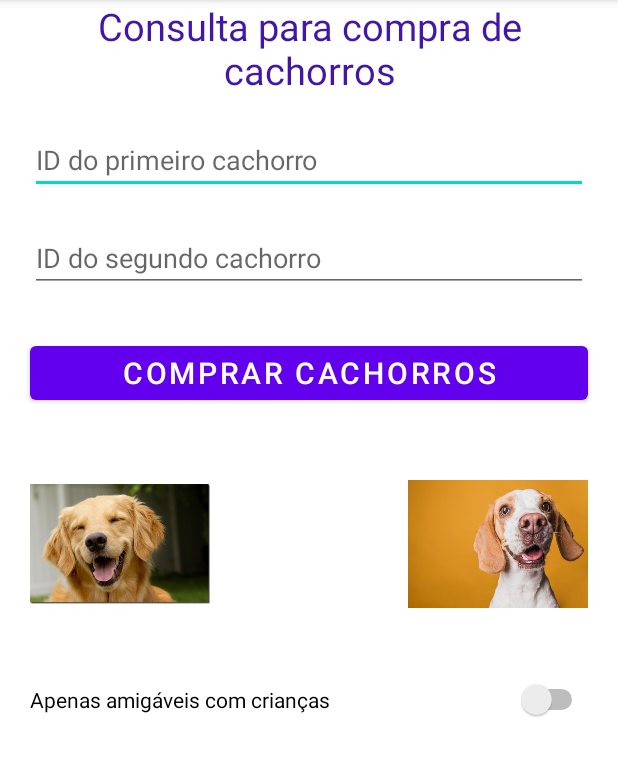
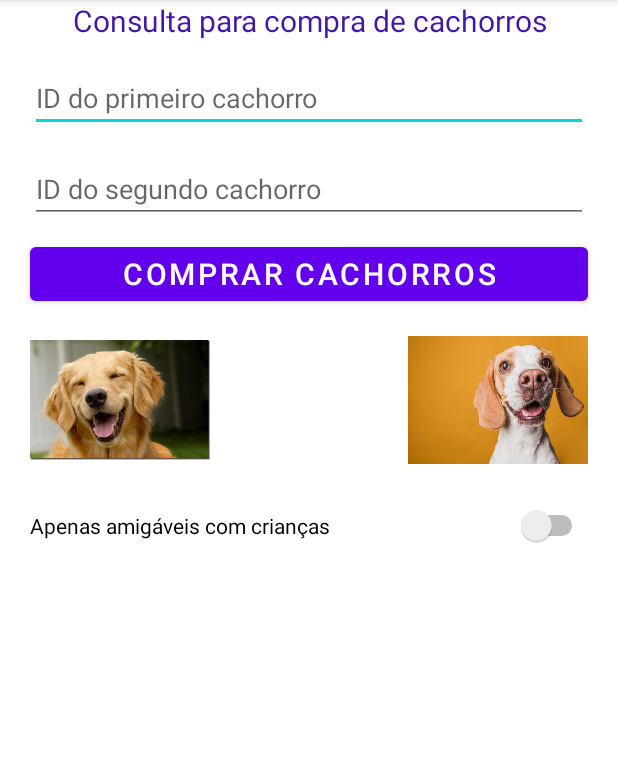
Before and after one commit to daniel-fajan/daniel-fajan-01192087-4s-c2, an Android app: the screen it shows after launch (MainActivity), on a phone screen of 412 x 824 dp, the part 84-860 px from its top. Run offline under Robolectric (Android 15) with nearby library versions, the phone set to English and light mode, and no system bars.

Commit message:
Commit final

```diff
--- a/continuada/app/src/main/res/layout/activity_main.xml
+++ b/continuada/app/src/main/res/layout/activity_main.xml
@@ -12,7 +12,7 @@
         android:layout_marginLeft="20dp"
         android:layout_marginRight="20dp"
 
-        android:textSize="25sp"
+        android:textSize="20sp"
         android:textColor="#4216A6"
         android:text="@string/titulo"
         android:textAlignment="center"
@@ -25,7 +25,7 @@
         android:layout_height="wrap_content"
         android:layout_marginLeft="20dp"
         android:layout_marginRight="20dp"
-        android:layout_marginTop="20dp"
+        android:layout_marginTop="15dp"
         app:layout_constraintTop_toBottomOf="@+id/tv_titulo"
 
         android:hint="@string/id_cachorro_1"
@@ -39,7 +39,7 @@
         android:layout_height="wrap_content"
         android:layout_marginLeft="20dp"
         android:layout_marginRight="20dp"
-        android:layout_marginTop="20dp"
+        android:layout_marginTop="15dp"
         app:layout_constraintTop_toBottomOf="@+id/et_idCachorro1"
 
         android:hint="@string/id_cachorro_2"
@@ -53,7 +53,7 @@
         android:layout_height="wrap_content"
         android:layout_marginLeft="20dp"
         android:layout_marginRight="20dp"
-        android:layout_marginTop="30dp"
+        android:layout_marginTop="10dp"
         app:layout_constraintTop_toBottomOf="@+id/et_idCachorro2"
 
         android:text="@string/botao_comprar"
@@ -67,7 +67,6 @@
         android:layout_width="120dp"
         android:layout_height="120dp"
         android:layout_marginLeft="20dp"
-        android:layout_marginTop="30dp"
         app:layout_constraintTop_toBottomOf="@+id/bt_comprar"
         app:layout_constraintLeft_toLeftOf="parent"
 
@@ -79,7 +78,6 @@
         android:layout_width="120dp"
         android:layout_height="120dp"
         android:layout_marginRight="20dp"
-        android:layout_marginTop="30dp"
         app:layout_constraintTop_toBottomOf="@+id/bt_comprar"
         app:layout_constraintRight_toRightOf="parent"
 
@@ -93,7 +91,7 @@
         app:layout_constraintTop_toBottomOf="@+id/iv_cachorroFeliz2"
         android:layout_marginLeft="20dp"
         android:layout_marginRight="20dp"
-        android:layout_marginTop="30dp"
+        android:layout_marginTop="10dp"
         android:text="@string/apenas_para_crianca"
         />
 
```
Also changed, not shown: continuada/app/src/main/java/bandtec/adsa/fajan/app/continuada2/MainActivity.kt (+21 -9 lines), continuada/app/src/main/java/bandtec/adsa/fajan/app/continuada2/Resultado.kt (+4 -4 lines).
